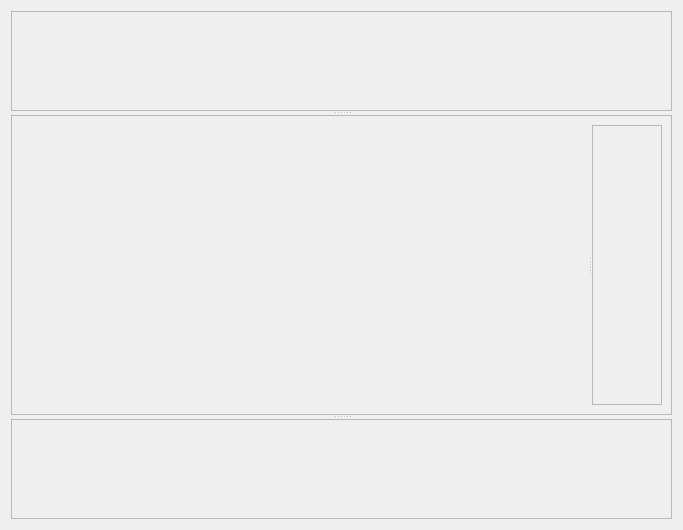
Old version of the form ui/mdi/mdi_pltrend_widget.ui in the repository JoonKai/EPI_SSKV.
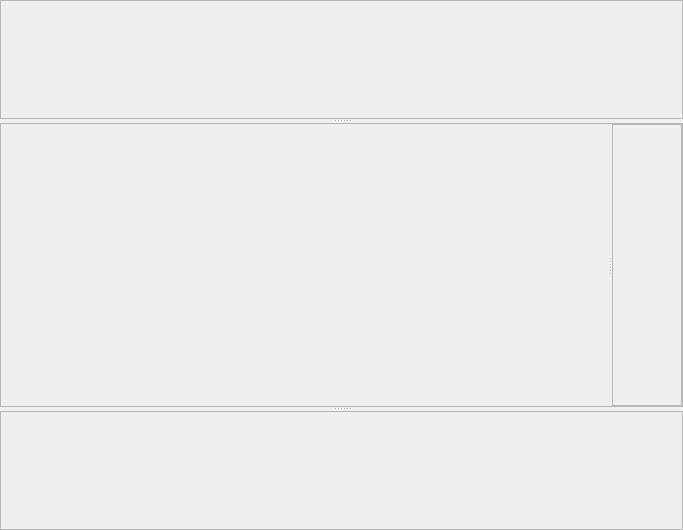
New version of the form.

Patch:
```diff
--- a/ui/mdi/mdi_pltrend_widget.ui
+++ b/ui/mdi/mdi_pltrend_widget.ui
@@ -14,10 +14,31 @@
    <string>Form</string>
   </property>
   <layout class="QGridLayout" name="gridLayout">
+   <property name="leftMargin">
+    <number>0</number>
+   </property>
+   <property name="topMargin">
+    <number>0</number>
+   </property>
+   <property name="rightMargin">
+    <number>0</number>
+   </property>
+   <property name="bottomMargin">
+    <number>0</number>
+   </property>
+   <property name="spacing">
+    <number>0</number>
+   </property>
    <item row="0" column="0">
     <layout class="QVBoxLayout" name="verticalLayout">
+     <property name="spacing">
+      <number>0</number>
+     </property>
      <item>
       <widget class="QSplitter" name="splitter">
+       <property name="lineWidth">
+        <number>0</number>
+       </property>
        <property name="orientation">
         <enum>Qt::Orientation::Vertical</enum>
        </property>
@@ -28,6 +49,9 @@
         <property name="frameShadow">
          <enum>QFrame::Shadow::Raised</enum>
         </property>
+        <property name="lineWidth">
+         <number>0</number>
+        </property>
        </widget>
        <widget class="QFrame" name="frame_2">
         <property name="frameShape">
@@ -37,6 +61,21 @@
          <enum>QFrame::Shadow::Raised</enum>
         </property>
         <layout class="QGridLayout" name="gridLayout_2">
+         <property name="leftMargin">
+          <number>0</number>
+         </property>
+         <property name="topMargin">
+          <number>0</number>
+         </property>
+         <property name="rightMargin">
+          <number>0</number>
+         </property>
+         <property name="bottomMargin">
+          <number>0</number>
+         </property>
+         <property name="spacing">
+          <number>0</number>
+         </property>
          <item row="0" column="0">
           <widget class="QSplitter" name="splitter_2">
            <property name="orientation">
@@ -53,7 +92,7 @@
                <x>0</x>
                <y>0</y>
                <width>54</width>
-               <height>258</height>
+               <height>286</height>
               </rect>
              </property>
             </widget>
```
Left out of the diff: 4 changed lines with no effect on the pictures.
